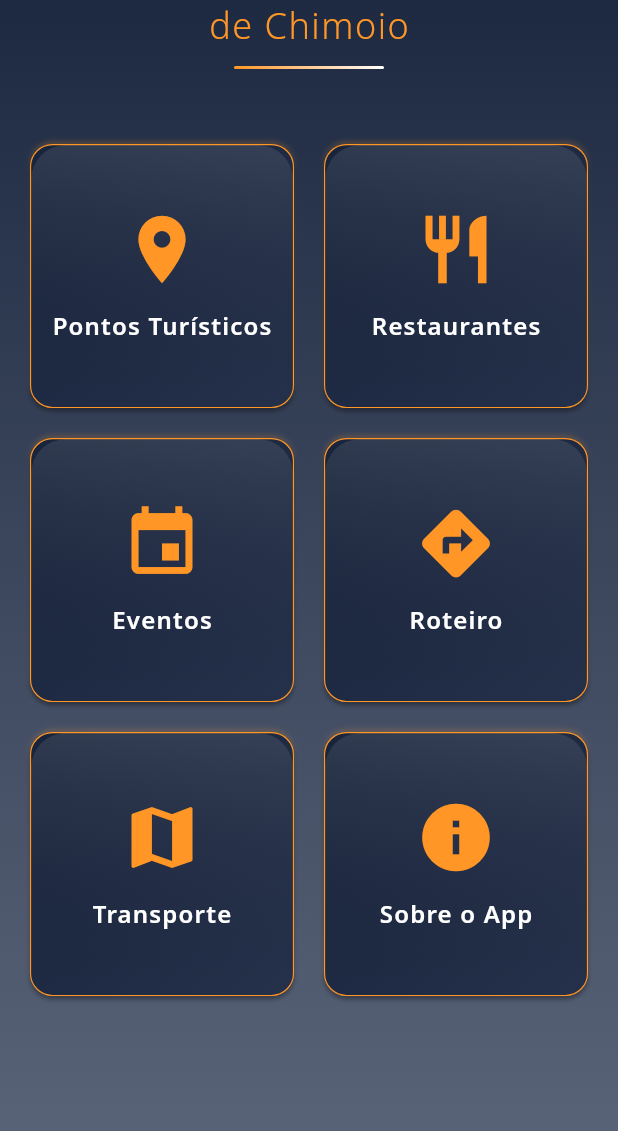
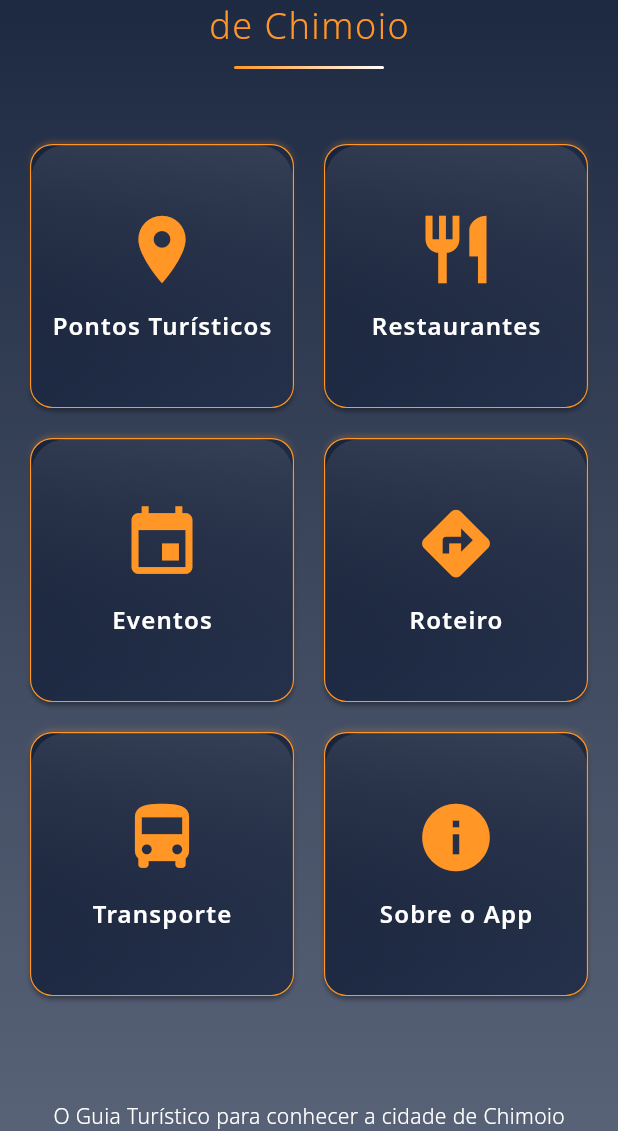
Before and after one commit to YMatique/chimoio_tour_guide, a Flutter app: the screen it shows after launch, on a phone screen of 412 x 824 dp, the part 105-1236 px from its top. Run offline on Flutter 3.47's test engine with Material 3 defaults, Android fonts, the phone set to English and light mode, and no system bars; our stand-ins replace google_maps_flutter, location, sqflite; accounts and stored records are empty.

```diff
--- a/lib/screens/about_screen.dart
+++ b/lib/screens/about_screen.dart
@@ -87,7 +87,8 @@ class AboutScreen extends StatelessWidget {
                   'Dart: Linguagem de programação.\n'
                   'Google Maps API: Para mapas e rotas.\n'
                   'SQFLite: Banco de dados local para modo offline.\n'
-                  'Outras: HTTP, Location, e bibliotecas Flutter.',
+                  'Outras: HTTP, Location, e bibliotecas Flutter.\n\n'
+                  'Versão: v1.0.0',
                   context,
                 ),
 
--- a/lib/screens/home_screen.dart
+++ b/lib/screens/home_screen.dart
@@ -118,7 +118,7 @@ class HomeScreen extends StatelessWidget {
                       _buildCustomButton(
                         context,
                         title: 'Transporte',
-                        icon: Icons.map,
+                        icon: Icons.directions_bus,
                         onPressed: () {
                           Navigator.push(
                             context,
@@ -144,6 +144,11 @@ class HomeScreen extends StatelessWidget {
                   ),
                 ),
               ),
+              Row(
+                mainAxisAlignment: MainAxisAlignment.center,
+                children: [
+                Text("O Guia Turístico para conhecer a cidade de Chimoio", style: TextStyle(fontSize: 14, fontWeight: FontWeight.w300, color: Colors.white),)
+              ],)
             ],
           ),
         ),
```
